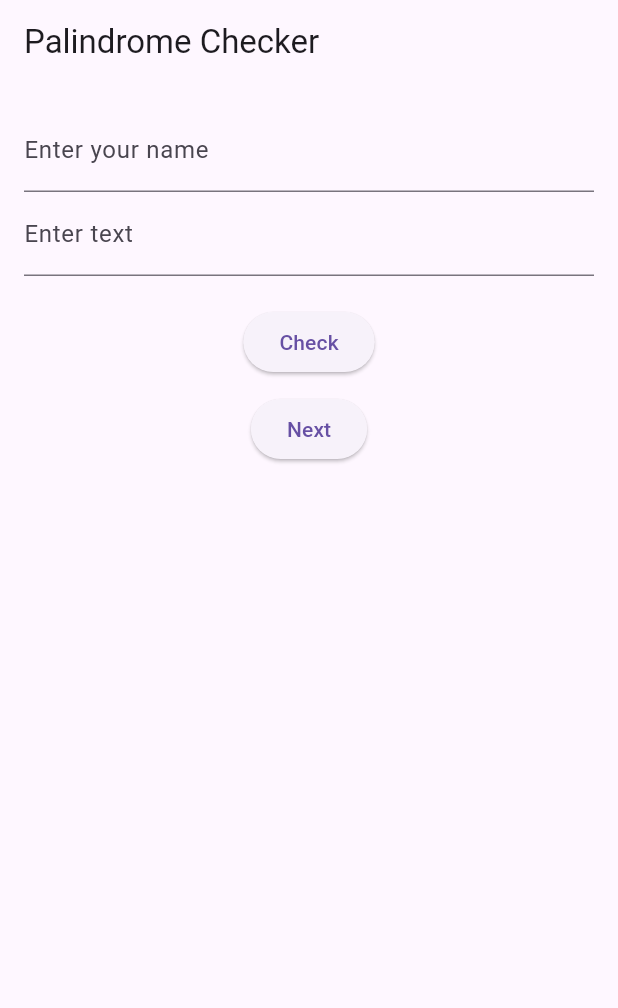
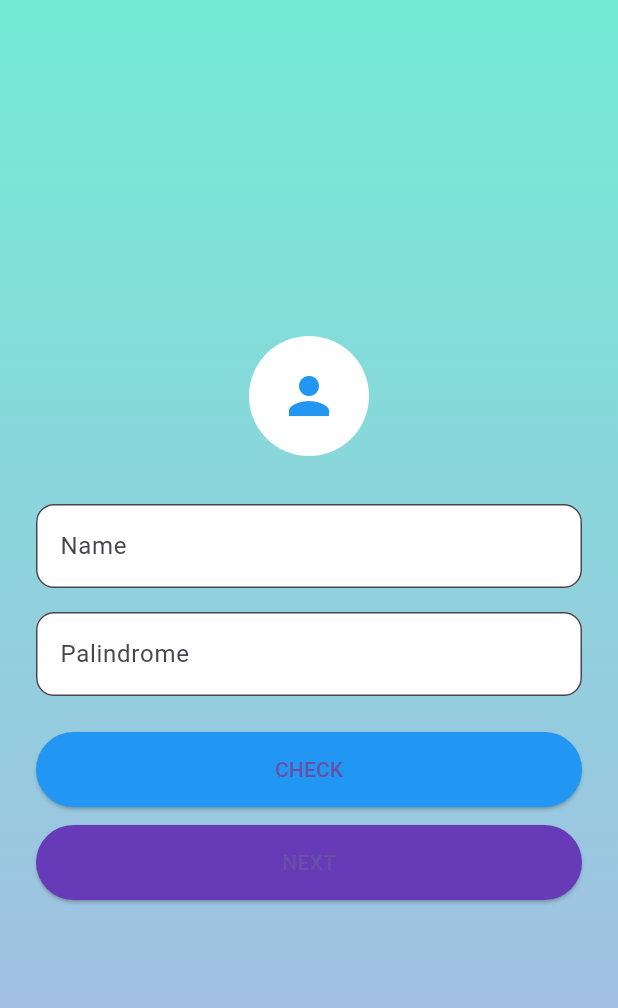
Before and after one commit to fitriazzhr/palindrome_user_app, a Flutter app: the screen it shows after launch, on a phone screen of 412 x 824 dp. Shown: the top 1008 px of the screen. Run offline on Flutter 3.47's test engine with Material 3 defaults, Android fonts, the phone set to English and light mode, and no system bars; accounts and stored records are empty.

Commit message:
Update first_screen.dart

```diff
--- a/lib/screens/first_screen.dart
+++ b/lib/screens/first_screen.dart
@@ -1,7 +1,7 @@
 import 'package:flutter/material.dart';
 import 'package:provider/provider.dart';
+import '../providers/user_provider.dart';
 import 'second_screen.dart';
-import '../providers/user_provider.dart';
 
 class FirstScreen extends StatelessWidget {
   final TextEditingController nameController = TextEditingController();
@@ -15,21 +15,50 @@ class FirstScreen extends StatelessWidget {
   @override
   Widget build(BuildContext context) {
     return Scaffold(
-      appBar: AppBar(title: Text('Palindrome Checker')),
-      body: Padding(
-        padding: const EdgeInsets.all(16.0),
+      body: Container(
+        padding: const EdgeInsets.all(24),
+        decoration: const BoxDecoration(
+          gradient: LinearGradient(
+            colors: [Color(0xFF74ebd5), Color(0xFFACB6E5)],
+            begin: Alignment.topCenter,
+            end: Alignment.bottomCenter,
+          ),
+        ),
+        child: Center(
+          child: SingleChildScrollView(
             child: Column(
               children: [
+                const CircleAvatar(
+                  radius: 40,
+                  backgroundColor: Colors.white,
+                  child: Icon(Icons.person, color: Colors.blue, size: 40),
+                ),
+                const SizedBox(height: 32),
                 TextField(
                   controller: nameController,
-              decoration: InputDecoration(labelText: 'Enter your name'),
+                  decoration: InputDecoration(
+                    hintText: 'Name',
+                    filled: true,
+                    fillColor: Colors.white,
+                    border: OutlineInputBorder(borderRadius: BorderRadius.circular(12)),
                   ),
+                ),
+                const SizedBox(height: 16),
                 TextField(
                   controller: textController,
-              decoration: InputDecoration(labelText: 'Enter text'),
+                  decoration: InputDecoration(
+                    hintText: 'Palindrome',
+                    filled: true,
+                    fillColor: Colors.white,
+                    border: OutlineInputBorder(borderRadius: BorderRadius.circular(12)),
                   ),
-            SizedBox(height: 20),
+                ),
+                const SizedBox(height: 24),
                 ElevatedButton(
+                  style: ElevatedButton.styleFrom(
+                    minimumSize: const Size.fromHeight(50),
+                    backgroundColor: Colors.blue,
+                  ),
                   onPressed: () {
                     final result = isPalindrome(textController.text);
                     showDialog(
@@ -39,10 +68,14 @@ class FirstScreen extends StatelessWidget {
                       ),
                     );
                   },
-              child: Text('Check'),
+                  child: const Text('CHECK'),
                 ),
-            SizedBox(height: 10),
+                const SizedBox(height: 12),
                 ElevatedButton(
+                  style: ElevatedButton.styleFrom(
+                    minimumSize: const Size.fromHeight(50),
+                    backgroundColor: Colors.deepPurple,
+                  ),
                   onPressed: () {
                     Provider.of<UserProvider>(context, listen: false)
                         .setInputName(nameController.text);
@@ -51,9 +84,11 @@ class FirstScreen extends StatelessWidget {
                       MaterialPageRoute(builder: (_) => SecondScreen()),
                     );
                   },
-              child: Text('Next'),
+                  child: const Text('NEXT'),
                 ),
               ],
+            ),
+          ),
         ),
       ),
     );
```
Lines whose indentation alone changed are shown as unchanged.
